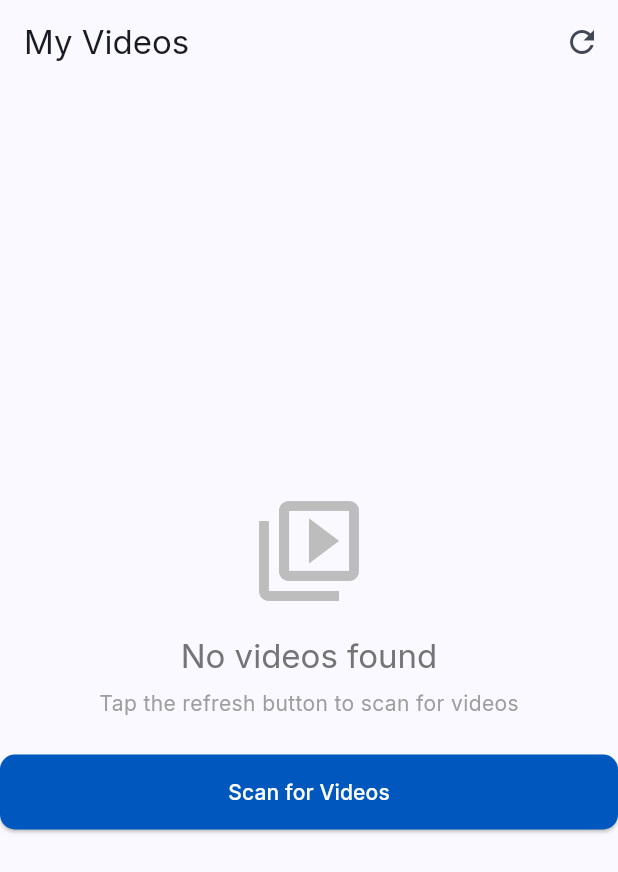
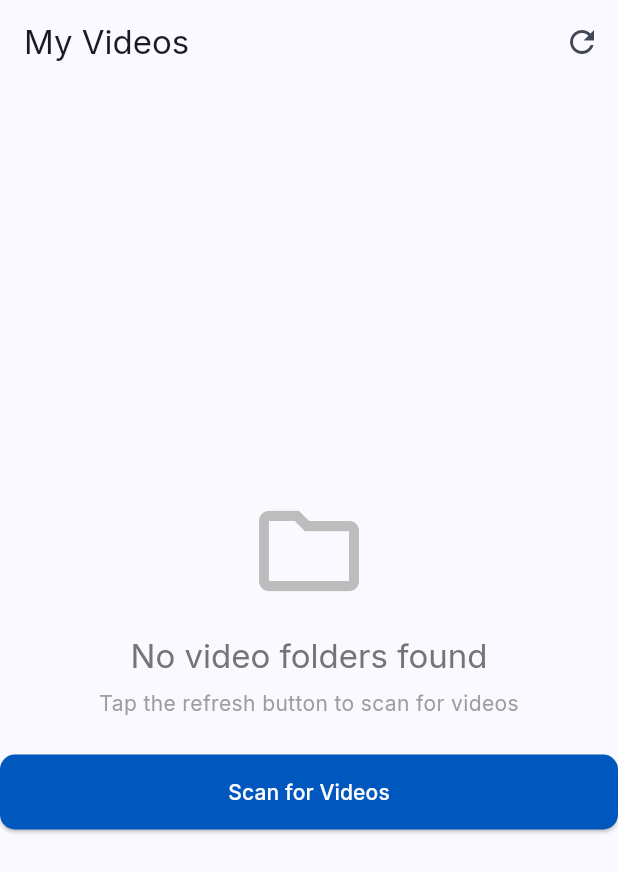
Before and after one commit to code-annu/myplayer, a Flutter app: the screen it shows after launch, after a tap on "Scan for Videos", on a phone screen of 412 x 824 dp. Shown: the top 872 px of the screen. Run offline on Flutter 3.47's test engine with Material 3 defaults, Android fonts, the phone set to English and light mode, and no system bars; our stand-ins replace device_info_plus, google_fonts, permission_handler; missing offline and left inert: photo_manager.

Commit message:
create video buckets

```diff
--- /dev/null
+++ b/lib/presentation/dashboard/model/video_bucket.dart
@@ -0,0 +1,16 @@
+import 'video.dart';
+
+class VideoBucket {
+  final String id;
+  final String name;
+  final List<Video> videos;
+
+  VideoBucket({required this.id, required this.name, required this.videos});
+
+  int get videoCount => videos.length;
+
+  @override
+  String toString() {
+    return 'VideoBucket(id: $id, name: $name, videoCount: $videoCount)';
+  }
+}
--- a/lib/presentation/dashboard/pages/home_page.dart
+++ b/lib/presentation/dashboard/pages/home_page.dart
@@ -5,9 +5,10 @@ import 'package:permission_handler/permission_handler.dart';
 import 'package:device_info_plus/device_info_plus.dart';
 import '../../../common/widget/permission/permission_request_widget.dart';
 import '../../../common/widget/button/primary_button.dart';
-import '../../../common/widget/video/video_card.dart';
+import '../../../common/widget/video/bucket_card.dart';
 import '../../../util/video_util.dart';
-import '../model/video.dart';
+import '../model/video_bucket.dart';
+import 'bucket_videos_page.dart';
 
 class HomePage extends StatefulWidget {
   const HomePage({super.key});
@@ -19,7 +20,7 @@ class HomePage extends StatefulWidget {
 class _HomePageState extends State<HomePage> {
   bool _hasPermission = false;
   bool _isLoading = false;
-  List<Video> _videos = [];
+  List<VideoBucket> _buckets = [];
 
   @override
   void initState() {
@@ -49,25 +50,25 @@ class _HomePageState extends State<HomePage> {
     }
   }
 
-  Future<void> _loadVideos() async {
+  Future<void> _loadBuckets() async {
     setState(() {
       _isLoading = true;
     });
 
     try {
       final videoUtil = VideoUtil();
-      final videos = await videoUtil.getVideos();
+      final buckets = await videoUtil.getVideoBuckets();
 
       if (mounted) {
         setState(() {
-          _videos = videos;
+          _buckets = buckets;
           _isLoading = false;
         });
 
         // Log the results for verification
-        print('Fetched ${videos.length} videos');
-        for (var video in videos.take(5)) {
-          print(video);
+        print('Fetched ${buckets.length} buckets');
+        for (var bucket in buckets) {
+          print(bucket);
         }
       }
     } catch (e) {
@@ -75,7 +76,7 @@ class _HomePageState extends State<HomePage> {
         setState(() {
           _isLoading = false;
         });
-        print('Error loading videos: $e');
+        print('Error loading buckets: $e');
       }
     }
   }
@@ -88,34 +89,30 @@ class _HomePageState extends State<HomePage> {
         actions: [
           IconButton(
             icon: const Icon(Icons.refresh),
-            onPressed: _isLoading ? null : _loadVideos,
+            onPressed: _isLoading ? null : _loadBuckets,
           ),
         ],
       ),
       body: _hasPermission
-          ? _buildVideoContent()
+          ? _buildBucketContent()
           : PermissionRequestWidget(onPermissionGranted: _checkPermission),
     );
   }
 
-  Widget _buildVideoContent() {
-    if (_isLoading && _videos.isEmpty) {
+  Widget _buildBucketContent() {
+    if (_isLoading && _buckets.isEmpty) {
       return const Center(child: CircularProgressIndicator());
     }
 
-    if (_videos.isEmpty) {
+    if (_buckets.isEmpty) {
       return Center(
         child: Column(
           mainAxisAlignment: MainAxisAlignment.center,
           children: [
-            Icon(
-              Icons.video_library_outlined,
-              size: 80,
-              color: Colors.grey[400],
-            ),
+            Icon(Icons.folder_outlined, size: 80, color: Colors.grey[400]),
             const SizedBox(height: 16),
             Text(
-              'No videos found',
+              'No video folders found',
               style: Theme.of(
                 context,
               ).textTheme.titleLarge?.copyWith(color: Colors.grey[600]),
@@ -128,30 +125,32 @@ class _HomePageState extends State<HomePage> {
               ).textTheme.bodyMedium?.copyWith(color: Colors.grey[500]),
             ),
             const SizedBox(height: 24),
-            PrimaryButton(onPressed: _loadVideos, text: 'Scan for Videos'),
+            PrimaryButton(onPressed: _loadBuckets, text: 'Scan for Videos'),
           ],
         ),
       );
     }
 
     return RefreshIndicator(
-      onRefresh: _loadVideos,
-      child: GridView.builder(
+      onRefresh: _loadBuckets,
+      child: ListView.builder(
         padding: const EdgeInsets.all(16),
-        gridDelegate: const SliverGridDelegateWithFixedCrossAxisCount(
-          crossAxisCount: 2,
-          childAspectRatio: 0.65,
-          crossAxisSpacing: 12,
-          mainAxisSpacing: 16,
-        ),
-        itemCount: _videos.length,
+        itemCount: _buckets.length,
         itemBuilder: (context, index) {
-          return VideoCard(
-            video: _videos[index],
-            onTap: () {
-              // TODO: Navigate to video player
-              print('Tapped on video: ${_videos[index].title}');
-            },
+          return Padding(
+            padding: const EdgeInsets.only(bottom: 12),
+            child: BucketCard(
+              bucket: _buckets[index],
+              onTap: () {
+                Navigator.push(
+                  context,
+                  MaterialPageRoute(
+                    builder: (context) =>
+                        BucketVideosPage(bucket: _buckets[index]),
+                  ),
+                );
+              },
+            ),
           );
         },
       ),
--- a/lib/util/video_util.dart
+++ b/lib/util/video_util.dart
@@ -1,6 +1,7 @@
 import 'dart:typed_data';
 import 'package:photo_manager/photo_manager.dart';
 import '../presentation/dashboard/model/video.dart';
+import '../presentation/dashboard/model/video_bucket.dart';
 
 class VideoUtil {
   Future<List<Video>> getVideos() async {
@@ -60,4 +61,32 @@ class VideoUtil {
     }
     return videos;
   }
+
+  Future<List<VideoBucket>> getVideoBuckets() async {
+    final videos = await getVideos();
+
+    // Group videos by parent folder
+    final Map<String, List<Video>> bucketMap = {};
+
+    for (var video in videos) {
+      if (!bucketMap.containsKey(video.parentFolder)) {
+        bucketMap[video.parentFolder] = [];
+      }
+      bucketMap[video.parentFolder]!.add(video);
+    }
+
+    // Convert map to list of VideoBucket objects
+    final List<VideoBucket> buckets = bucketMap.entries.map((entry) {
+      return VideoBucket(
+        id: entry.key.hashCode.toString(),
+        name: entry.key,
+        videos: entry.value,
+      );
+    }).toList();
+
+    // Sort buckets by name
+    buckets.sort((a, b) => a.name.compareTo(b.name));
+
+    return buckets;
+  }
 }
```
Also changed, not shown: lib/common/widget/video/bucket_card.dart (added, +68 -0 lines), lib/presentation/dashboard/pages/bucket_videos_page.dart (added, +55 -0 lines).
